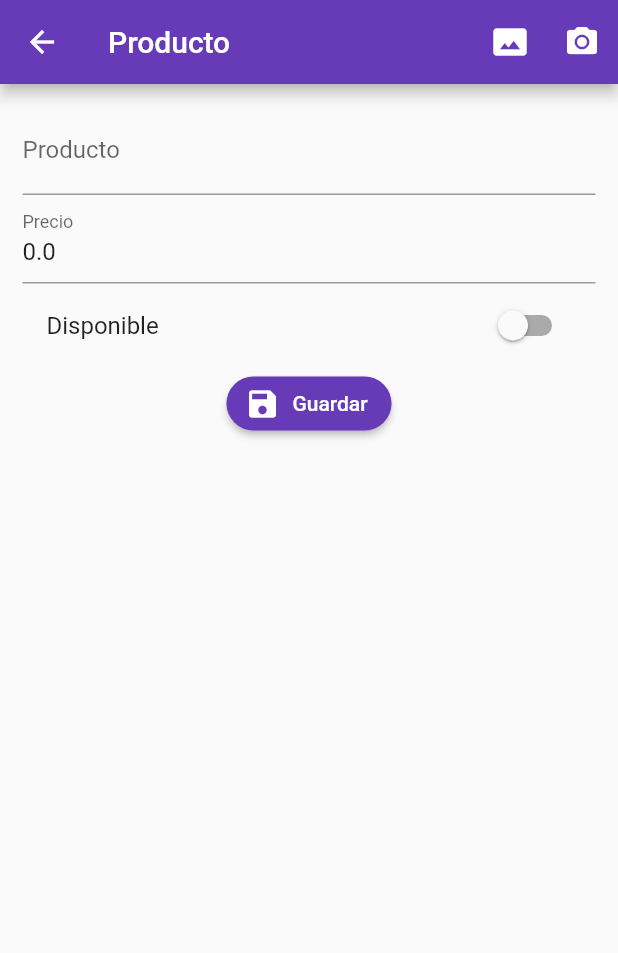
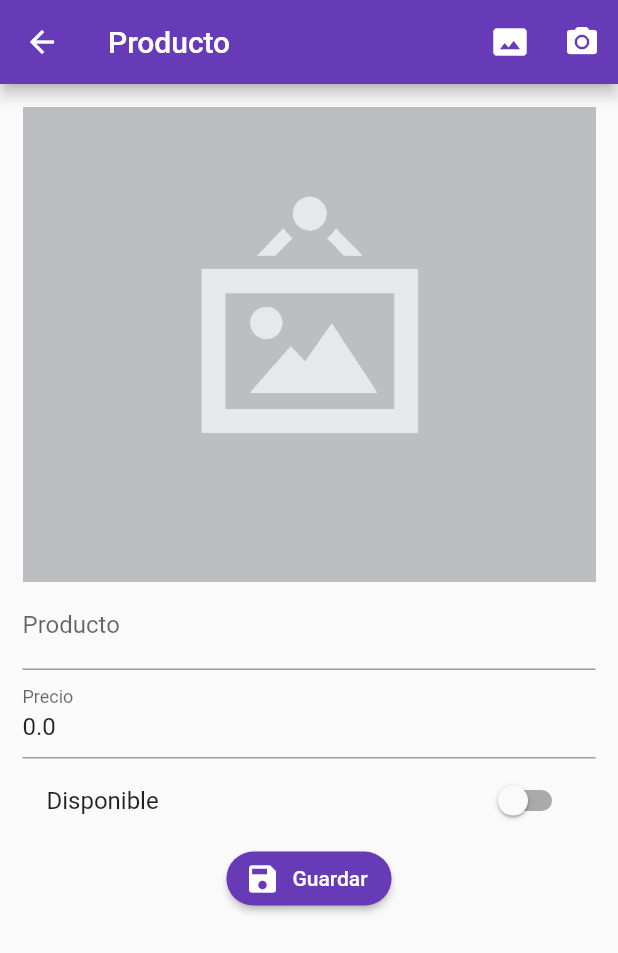
Before and after one commit to jeanC-git/form_validations_flutter, a Flutter app: the ProductPage screen opened by its route, after a tap on the "photo size select actual" icon, on a phone screen of 412 x 824 dp. Shown: the top 953 px of the screen. Run offline on Flutter 3.47's test engine with Material 2 defaults, Android fonts, the phone set to English and light mode, and no system bars; our stand-ins replace image_picker, rxdart; network calls fail.

Commit message:
flutter crud productos

```diff
--- a/lib/src/Providers/ProductsProvider.dart
+++ b/lib/src/Providers/ProductsProvider.dart
@@ -4,7 +4,7 @@ import 'package:http/http.dart' as http;
 import 'package:form_validation/src/Models/ProductModel.dart';
 
 class ProductsProvider {
-  final String _url = 'https://flutter.jeancdev.com/api';
+  final String _url = 'https://jc-backend-flutter.herokuapp.com/api';
 
   Future<String> crearProducto(ProductModel producto) async {
     final url = '$_url/create_product';
@@ -20,7 +20,7 @@ class ProductsProvider {
     final url = '$_url/products';
     final resp = await http.get(url, headers: _setHeaders());
     final decodedData = json.decode(resp.body);
-    final List<ProductModel> productos = List();
+    final List<ProductModel> productos = [];
 
     decodedData.forEach((value) {
       // print(value["price"].runtimeType);
--- a/lib/src/pages/HomePage.dart
+++ b/lib/src/pages/HomePage.dart
@@ -11,7 +11,7 @@ class HomePage extends StatelessWidget {
     final bloc = Provider.of(context);
 
     return Scaffold(
-      appBar: AppBar(title: Text('Home Page')),
+      appBar: AppBar(title: Text('CRUD Productos')),
       body: _crearListado(),
       floatingActionButton: _crearFloating(context),
     );
--- a/lib/src/pages/ProductPage.dart
+++ b/lib/src/pages/ProductPage.dart
@@ -1,7 +1,10 @@
 import 'package:flutter/material.dart';
+import 'dart:io';
+
 import 'package:form_validation/src/Models/ProductModel.dart';
 import 'package:form_validation/src/Providers/ProductsProvider.dart';
 import 'package:form_validation/src/utils/Utils.dart' as utils;
+import 'package:image_picker/image_picker.dart';
 
 class ProductPage extends StatefulWidget {
   @override
@@ -14,6 +17,7 @@ class _ProductPageState extends State<ProductPage> {
   final productProvider = ProductsProvider();
   bool _guardando = false;
   ProductModel producto = ProductModel();
+  PickedFile photo;
 
   @override
   Widget build(BuildContext context) {
@@ -27,8 +31,10 @@ class _ProductPageState extends State<ProductPage> {
         title: Text('Producto'),
         actions: <Widget>[
           IconButton(
-              icon: Icon(Icons.photo_size_select_actual), onPressed: () {}),
-          IconButton(icon: Icon(Icons.camera_alt), onPressed: () {}),
+            icon: Icon(Icons.photo_size_select_actual),
+            onPressed: _seleccionarFoto,
+          ),
+          IconButton(icon: Icon(Icons.camera_alt), onPressed: _tomarFoto),
         ],
       ),
       body: SingleChildScrollView(
@@ -38,6 +44,7 @@ class _ProductPageState extends State<ProductPage> {
               key: formKey,
               child: Column(
                 children: <Widget>[
+                  _mostrarFoto(),
                   _crearNombre(),
                   _crearPrecio(),
                   _crearDisponible(),
@@ -125,4 +132,63 @@ class _ProductPageState extends State<ProductPage> {
     );
     scaffoldKey.currentState.showSnackBar(snackBar);
   }
+
+  Widget _mostrarFoto() {
+    // print();
+    // if (producto.photoUri != '') {
+    //   return Container();
+    // } else {
+    //   return Image(
+    //     image: AssetImage(photo?.path ?? 'assets/no-image.png'),
+    //     fit: BoxFit.cover,
+    //     height: 300.0,
+    //   );
+    // }
+    if (producto.photoUri != '') {
+      return Container();
+    } else {
+      if (photo != null) {
+        // return Image(
+        //   image: AssetImage(photo?.path ?? 'assets/no-image.png'),
+        //   fit: BoxFit.cover,
+        //   height: 300.0,
+        // );
+        return Image.file(
+          File(photo.path),
+          fit: BoxFit.cover,
+          height: 300.0,
+        );
+      }
+      return Image.asset('assets/no-image.png');
+    }
+  }
+
+  _seleccionarFoto() async {
+    _processImage(ImageSource.gallery);
+  }
+
+  _processImage(ImageSource type) async {
+    final _picker = ImagePicker();
+    final pickedFile = await _picker.getImage(
+      source: type,
+    );
+
+    // Para manejar el error al cancelar la seleccion de una foto
+    try {
+      photo = PickedFile(pickedFile.path);
+    } catch (e) {
+      print('$e');
+    }
+
+    // Si el usuario cancelo o no selecciona una foto
+    if (photo != null) {
+      // limpieza
+      // product.urlImg = null;
+    }
+    setState(() {});
+  }
+
+  _tomarFoto() {
+    _processImage(ImageSource.camera);
+  }
 }
--- a/pubspec.yaml
+++ b/pubspec.yaml
@@ -29,6 +29,7 @@ dependencies:
   cupertino_icons: ^1.0.0
   rxdart: ^0.24.1
   http:
+  image_picker:
 
 dev_dependencies:
   flutter_test:
@@ -45,8 +46,8 @@ flutter:
   uses-material-design: true
 
   # To add assets to your application, add an assets section, like this:
-  # assets:
-  #   - images/a_dot_burr.jpeg
+  assets:
+    - assets/
   #   - images/a_dot_ham.jpeg
 
   # An image asset can refer to one or more resolution-specific "variants", see
```
Also changed, not shown: assets/jar-loading.gif (added), assets/no-image.png (added), pubspec.lock, 2 other files.
